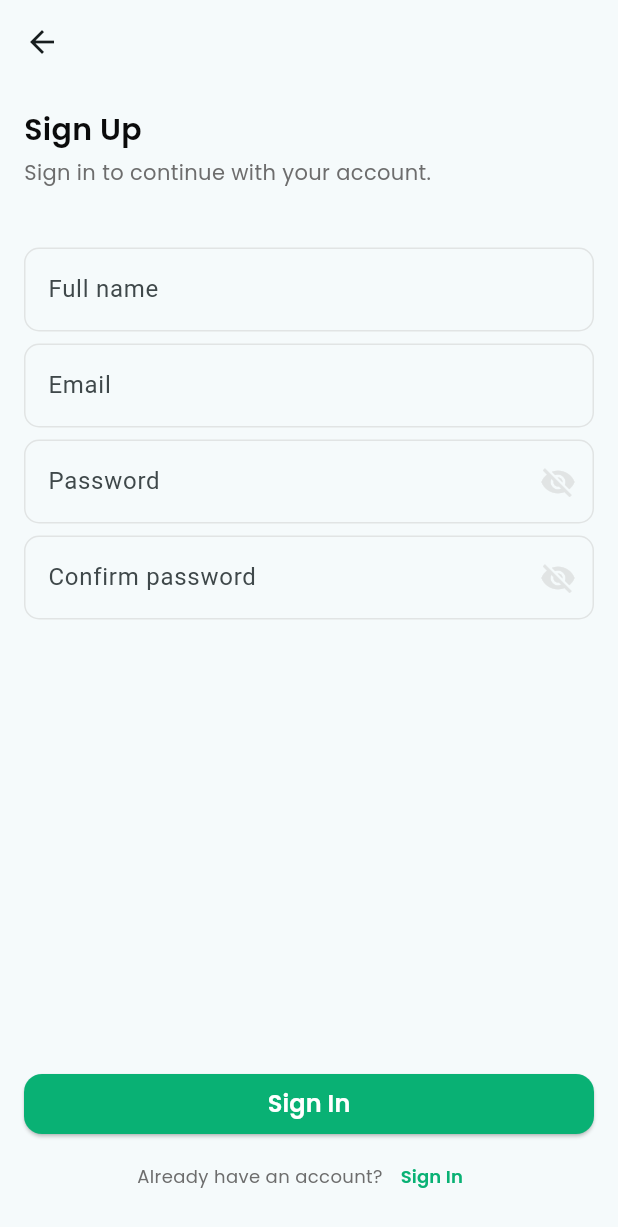
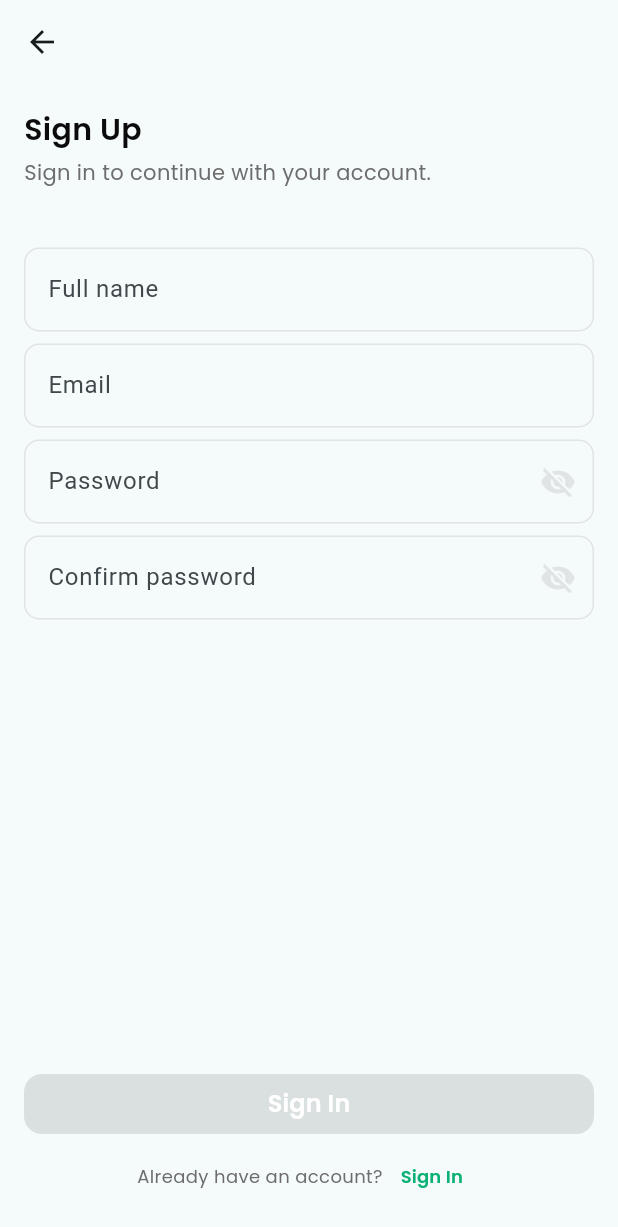
Before and after one commit to fajaragungpramana/flutter_ex, a Flutter app: the RegisterPage screen opened by its route, on a phone screen of 412 x 824 dp. Shown: the top 1227 px of the screen. Run offline on Flutter 3.47's test engine with Material 3 defaults, Android fonts, the phone set to English and light mode, and no system bars; our stand-ins replace email_validator, get, package_info_plus; generated files the repository leaves out were written again.

Commit message:
Improvement and add state on register.

```diff
--- a/lib/app.dart
+++ b/lib/app.dart
@@ -3,7 +3,6 @@ import 'package:flutter/services.dart';
 import 'package:flutter_ex/routes/app_page.dart';
 import 'package:flutter_localizations/flutter_localizations.dart';
 import 'package:get/get.dart';
-import 'package:flutter_localizations/flutter_localizations.dart';
 import 'package:flutter_gen/gen_l10n/app_localizations.dart';
 import 'package:flutter_ex/l10n/l10n.dart';
 
--- a/lib/l10n/app_id.arb
+++ b/lib/l10n/app_id.arb
@@ -11,5 +11,8 @@
   "signUpWithYourEmailAccountAndJoinWithUs" : "Daftar dengan akun email kamu dan bergabunglah dengan kami.",
   "fullName" : "Nama lengkap",
   "confirmPassword" : "Konfirmasi katasandi",
-  "alreadyHaveAnAccount" : "Sudah memiliki akun?"
+  "alreadyHaveAnAccount" : "Sudah memiliki akun?",
+  "invalidFullNameFormat" : "Nama lengkap min 4 karakter.",
+  "invalidPasswordFormat" : "Katasandi min 8 karakter.",
+  "invalidConfirmPasswordFormat" : "Katasandi tidak sama."
 }
--- a/lib/pages/register/register_controller.dart
+++ b/lib/pages/register/register_controller.dart
@@ -1,5 +1,81 @@
+import 'package:email_validator/email_validator.dart';
+import 'package:flutter/cupertino.dart';
 import 'package:get/get.dart';
+import 'package:flutter_gen/gen_l10n/app_localizations.dart';
 
 class RegisterController extends GetxController {
 
+  final _appLocalization = AppLocalizations.of(Get.context as BuildContext)!;
+
+  final RxString _fullName = "".obs;
+  final RxString _email = "".obs;
+  final RxString _password = "".obs;
+  final RxString _confirmPassword = "".obs;
+
+  final RxString _fullNameErrorMessage = "".obs;
+  String get fullNameErrorMessage => _fullNameErrorMessage.value;
+
+  final RxString _emailErrorMessage = "".obs;
+  String get emailErrorMessage => _emailErrorMessage.value;
+
+  final RxBool _isPasswordVisible = false.obs;
+  bool get isPasswordVisible => _isPasswordVisible.value;
+
+  final RxString _passwordErrorMessage = "".obs;
+  String get passwordErrorMessage => _passwordErrorMessage.value;
+
+  final RxBool _isConfirmPasswordVisible = false.obs;
+  bool get isConfirmPasswordVisible => _isConfirmPasswordVisible.value;
+
+  final RxString _confirmPasswordErrorMessage = "".obs;
+  String get confirmPasswordErrorMessage => _confirmPasswordErrorMessage.value;
+
+  final RxBool _isRegisterEnable = false.obs;
+  bool get isRegisterEnable => _isRegisterEnable.value;
+
+  void setFullName(String fullName) async {
+    _fullNameErrorMessage.value = fullName.length >= 4 ? "" : _appLocalization.invalidFullNameFormat;
+
+    _fullName.value = fullName;
+
+    _isLoginEnable();
+  }
+
+  void setEmail(String email) async {
+    final isValidEmail = EmailValidator.validate(email);
+    _emailErrorMessage.value = isValidEmail ? "" : _appLocalization.invalidEmailFormat;
+
+    _email.value = email;
+
+    _isLoginEnable();
+  }
+
+  void setPasswordVisibility() async {
+    _isPasswordVisible.value = !_isPasswordVisible.value;
+  }
+
+  void setPassword(String password) async {
+    _passwordErrorMessage.value = password.length >= 8 ? "" : _appLocalization.invalidPasswordFormat;
+
+    _password.value = password;
+
+    _isLoginEnable();
+  }
+
+  void setConfirmPasswordVisibility() async {
+    _isConfirmPasswordVisible.value = !_isConfirmPasswordVisible.value;
+  }
+
+  void setConfirmPassword(String confirmPassword) async {
+    _confirmPasswordErrorMessage.value = _password.value == confirmPassword ? "" : _appLocalization.invalidConfirmPasswordFormat;
+
+    _confirmPassword.value = confirmPassword;
+
+    _isLoginEnable();
+  }
+
+  void _isLoginEnable() async {
+    _isRegisterEnable.value = _fullNameErrorMessage.value.isEmpty && _emailErrorMessage.value.isEmpty && _passwordErrorMessage.value.isEmpty && _confirmPasswordErrorMessage.value.isEmpty;
+  }
+
 }
--- a/lib/pages/register/register_page.dart
+++ b/lib/pages/register/register_page.dart
@@ -38,7 +38,7 @@ class RegisterPage extends GetView<RegisterController> {
 
                 const SizedBox(height: 40),
 
-                TextField(
+                Obx(() => TextField(
                     decoration: InputDecoration(
                         enabledBorder: OutlineInputBorder(
                             borderSide: const BorderSide(color: AppColor.gray50),
@@ -47,13 +47,17 @@ class RegisterPage extends GetView<RegisterController> {
                         border: OutlineInputBorder(
                             borderRadius: BorderRadius.circular(10)
                         ),
-                        labelText: AppLocalizations.of(context)!.fullName
-                    )
-                ),
+                        labelText: AppLocalizations.of(context)!.fullName,
+                        errorText: _registerController.fullNameErrorMessage.isEmpty ? null : _registerController.fullNameErrorMessage
+                    ),
+                    onChanged: (text) {
+                      _registerController.setFullName(text);
+                    }
+                )),
 
                 const SizedBox(height: 8),
 
-                TextField(
+                Obx(() => TextField(
                     decoration: InputDecoration(
                         enabledBorder: OutlineInputBorder(
                             borderSide: const BorderSide(color: AppColor.gray50),
@@ -62,13 +66,17 @@ class RegisterPage extends GetView<RegisterController> {
                         border: OutlineInputBorder(
                             borderRadius: BorderRadius.circular(10)
                         ),
-                        labelText: AppLocalizations.of(context)!.email
-                    )
-                ),
+                        labelText: AppLocalizations.of(context)!.email,
+                        errorText: _registerController.emailErrorMessage.isEmpty ? null : _registerController.emailErrorMessage
+                    ),
+                    onChanged: (text) {
+                      _registerController.setEmail(text);
+                    }
+                )),
 
                 const SizedBox(height: 8),
 
-                TextField(
+                Obx(() => TextField(
                     decoration: InputDecoration(
                         enabledBorder: OutlineInputBorder(
                             borderSide: const BorderSide(color: AppColor.gray50),
@@ -79,21 +87,27 @@ class RegisterPage extends GetView<RegisterController> {
                         ),
                         labelText: AppLocalizations.of(context)!.password,
                         suffixIcon: IconButton(
-                          icon: const Icon(
-                              Icons.visibility_off,
-                              color: AppColor.gray50
-                          ),
-                          onPressed: () {}
-                        )
+                            icon: Icon(
+                                _registerController.isPasswordVisible ? Icons.visibility : Icons.visibility_off,
+                                color: AppColor.gray50
+                            ),
+                            onPressed: () {
+                              _registerController.setPasswordVisibility();
+                            }
+                        ),
+                        errorText: _registerController.passwordErrorMessage.isEmpty ? null : _registerController.passwordErrorMessage
                     ),
-                    obscureText: true,
+                    obscureText: !_registerController.isPasswordVisible,
                     enableSuggestions: false,
-                    autocorrect: false
-                ),
+                    autocorrect: false,
+                    onChanged: (text) {
+                      _registerController.setPassword(text);
+                    }
+                )),
 
                 const SizedBox(height: 8),
 
-                TextField(
+                Obx(() => TextField(
                     decoration: InputDecoration(
                         enabledBorder: OutlineInputBorder(
                             borderSide: const BorderSide(color: AppColor.gray50),
@@ -104,24 +118,30 @@ class RegisterPage extends GetView<RegisterController> {
                         ),
                         labelText: AppLocalizations.of(context)!.confirmPassword,
                         suffixIcon: IconButton(
-                            icon: const Icon(
-                                Icons.visibility_off,
+                            icon: Icon(
+                                _registerController.isConfirmPasswordVisible ? Icons.visibility : Icons.visibility_off,
                                 color: AppColor.gray50
                             ),
-                            onPressed: () {}
-                        )
+                            onPressed: () {
+                              _registerController.setConfirmPasswordVisibility();
+                            }
+                        ),
+                        errorText: _registerController.confirmPasswordErrorMessage.isEmpty ? null : _registerController.confirmPasswordErrorMessage
                     ),
-                    obscureText: true,
+                    obscureText: !_registerController.isConfirmPasswordVisible,
                     enableSuggestions: false,
-                    autocorrect: false
-                ),
+                    autocorrect: false,
+                    onChanged: (text) {
+                      _registerController.setConfirmPassword(text);
+                    }
+                )),
 
                 const Spacer(),
 
                 SizedBox(
                     width: double.infinity,
-                    child: ElevatedButton(
-                        onPressed: () {},
+                    child: Obx(() => ElevatedButton(
+                        onPressed: _registerController.isRegisterEnable ? () {} : null,
                         style: ElevatedButton.styleFrom(
                             backgroundColor: AppColor.green100,
                             shape: RoundedRectangleBorder(
@@ -135,7 +155,7 @@ class RegisterPage extends GetView<RegisterController> {
                                 color: Colors.white
                             )
                         )
-                    )
+                    ))
                 ),
 
                 Row(
```
Also changed, not shown: lib/l10n/app_en.arb (+15 -0 lines), 1 other file.
